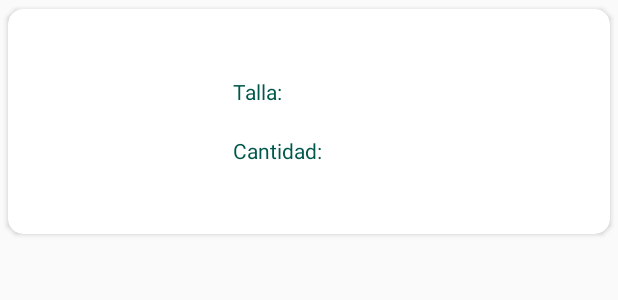
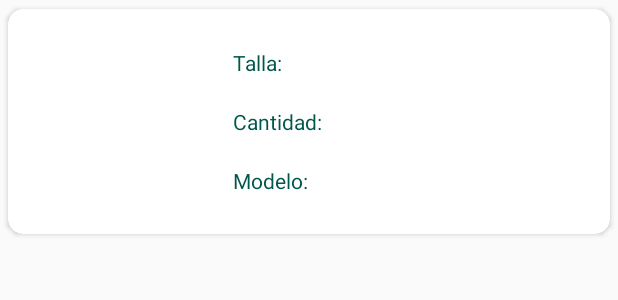
Before and after one commit to Nathan2305/GuantesApp, an Android app: the layout container_consulta.xml on its own in the app's theme, with its tools: preview values and no code run, on a phone screen of 412 x 824 dp. Shown: the top 300 px of the screen. Run offline under Robolectric (Android 15) with nearby library versions, the phone set to English and light mode, and no system bars.

Commit message:
Se agrega funcionalidad para hacer consultas v3 - Corregido

```diff
--- a/app/src/main/res/layout/container_consulta.xml
+++ b/app/src/main/res/layout/container_consulta.xml
@@ -28,29 +28,48 @@
                 android:layout_height="130dp" />
 
             <LinearLayout
-                android:padding="10dp"
                 android:layout_width="match_parent"
                 android:layout_height="match_parent"
                 android:gravity="center"
-                android:orientation="vertical">
+                android:orientation="vertical"
+                android:padding="10dp">
 
                 <LinearLayout
+                    android:layout_width="match_parent"
+                    android:layout_height="wrap_content"
+                    android:orientation="horizontal">
+
+                    <TextView
+                        android:layout_width="wrap_content"
+                        android:layout_height="wrap_content"
+                        android:text="Talla: "
+                        android:textColor="@color/colorPrimaryDark" />
+
+                    <TextView
+                        android:id="@+id/tallaFound"
+                        android:layout_width="wrap_content"
+                        android:layout_height="wrap_content"
+                        android:textColor="@color/colorPrimaryDark" />
+                </LinearLayout>
+
+                <LinearLayout
+                    android:layout_marginTop="20dp"
                     android:layout_marginBottom="20dp"
                     android:layout_width="match_parent"
                     android:layout_height="wrap_content"
                     android:orientation="horizontal">
 
                     <TextView
-                        android:textColor="@color/colorPrimaryDark"
                         android:layout_width="wrap_content"
                         android:layout_height="wrap_content"
-                        android:text="Talla: " />
+                        android:text="Cantidad:"
+                        android:textColor="@color/colorPrimaryDark" />
 
                     <TextView
-                        android:textColor="@color/colorPrimaryDark"
-                        android:id="@+id/tallaFound"
+                        android:id="@+id/cantidadFound"
                         android:layout_width="wrap_content"
-                        android:layout_height="wrap_content" />
+                        android:layout_height="wrap_content"
+                        android:textColor="@color/colorPrimaryDark" />
                 </LinearLayout>
 
                 <LinearLayout
@@ -59,16 +78,16 @@
                     android:orientation="horizontal">
 
                     <TextView
-                        android:textColor="@color/colorPrimaryDark"
                         android:layout_width="wrap_content"
                         android:layout_height="wrap_content"
-                        android:text="Cantidad:" />
+                        android:text="Modelo:"
+                        android:textColor="@color/colorPrimaryDark" />
 
                     <TextView
-                        android:textColor="@color/colorPrimaryDark"
-                        android:id="@+id/cantidadFound"
+                        android:id="@+id/modeloFound"
                         android:layout_width="wrap_content"
-                        android:layout_height="wrap_content" />
+                        android:layout_height="wrap_content"
+                        android:textColor="@color/colorPrimaryDark" />
                 </LinearLayout>
             </LinearLayout>
         </LinearLayout>
```
Also changed, not shown: app/src/main/java/com/example/guantesapp/AdapterTallaModeloChild.java (+7 -5 lines), app/src/main/java/com/example/guantesapp/MainActivity.java (+35 -9 lines).
